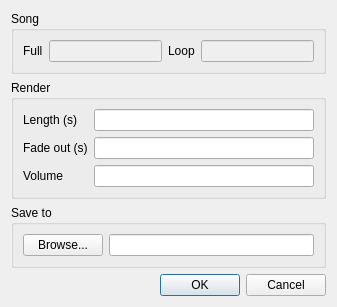
Above: src/editor/RenderDialog.ui from yuxshao/ptcollab before the change. Below: the same form after it.
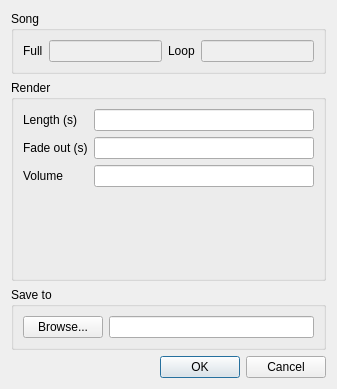
That is the form after the change. Icons and pictures are not drawn.

Commit message: tiny height thing idk

```diff
--- a/src/editor/RenderDialog.ui
+++ b/src/editor/RenderDialog.ui
@@ -7,7 +7,7 @@
     <x>0</x>
     <y>0</y>
     <width>337</width>
-    <height>255</height>
+    <height>389</height>
    </rect>
   </property>
   <property name="windowTitle">
```
The commit also changes 1 other file.
